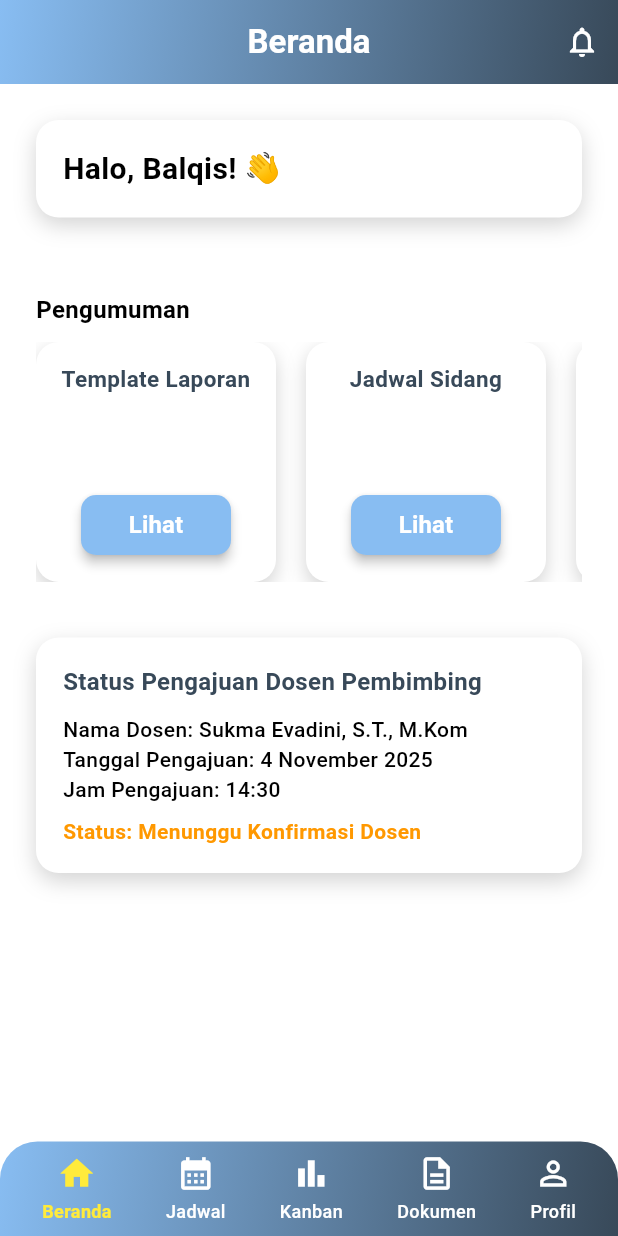
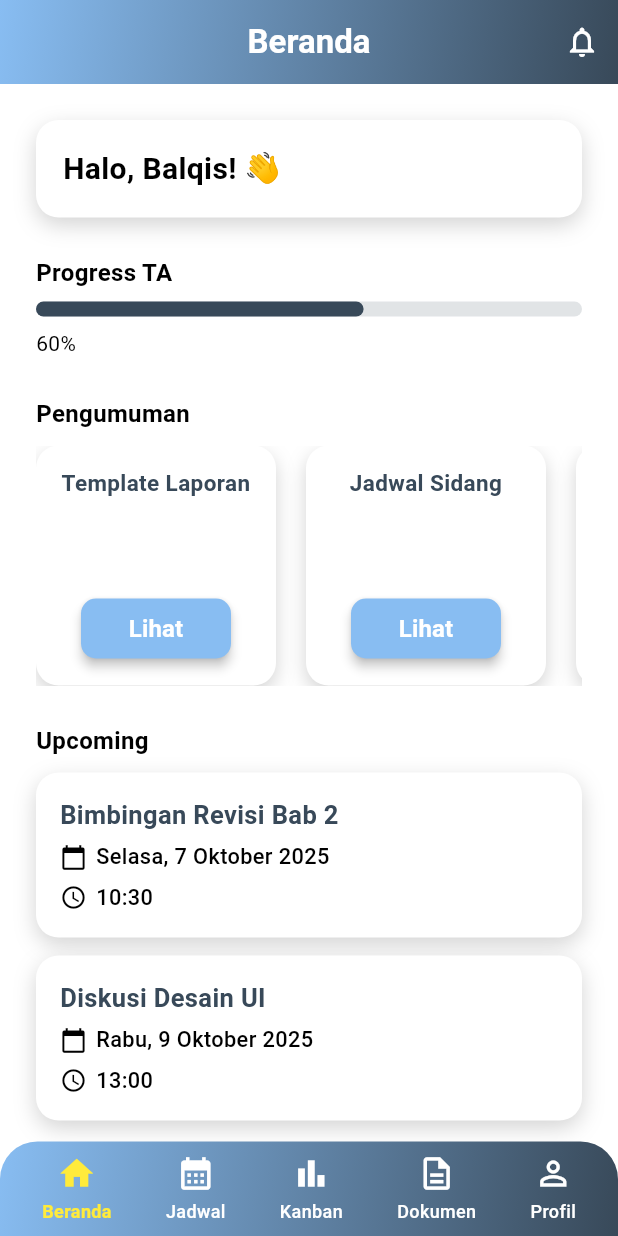
Before and after one commit to Mifrhmh-git/PBL-301-InTA-Mobile-Front-End, a Flutter app: the HomePage screen opened by its route, on a phone screen of 412 x 824 dp. Run offline on Flutter 3.47's test engine with Material 3 defaults, Android fonts, the phone set to English and light mode, and no system bars; our stand-ins replace file_picker, get, google_fonts, shared_preferences, table_calendar; accounts and stored records are empty.

Commit message:
update santai

```diff
--- a/lib/pages/page_mahasiswa/home_page.dart
+++ b/lib/pages/page_mahasiswa/home_page.dart
@@ -24,7 +24,7 @@ class _HomePageState extends State<HomePage> {
   final controller = Get.find<myCtrl.MenuController>();
 
   // 🔥 Status mahasiswa: 'belum', 'menunggu', atau 'sudah'
-  String status = 'menunggu';
+  String status = 'sudah';
 
   @override
   Widget build(BuildContext context) {
--- a/lib/routes/app_pages.dart
+++ b/lib/routes/app_pages.dart
@@ -102,7 +102,7 @@ class AppPages {
     GetPage(
       name: _Paths.PROFILE,
       page: () {
-        final hasDosen = Get.arguments as bool? ?? true;
+        final hasDosen = Get.arguments as bool? ?? false;
         return ProfilePage(hasDosen: hasDosen);
       },
     ),
```
